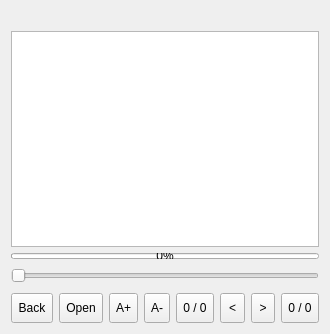
Old version of the form dlgreader.ui in the repository ic005k/Knot-Legacy.
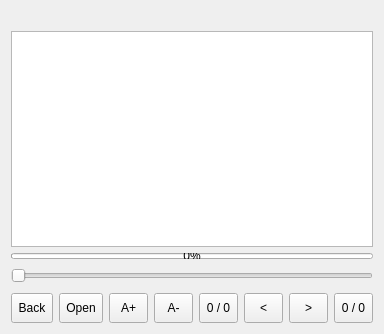
New version of the form. Icons and pictures are not drawn.

Patch:
```diff
--- a/dlgreader.ui
+++ b/dlgreader.ui
@@ -6,7 +6,7 @@
    <rect>
     <x>0</x>
     <y>0</y>
-    <width>330</width>
+    <width>384</width>
     <height>334</height>
    </rect>
   </property>
@@ -219,6 +219,9 @@
          <height>25</height>
         </size>
        </property>
+       <property name="toolButtonStyle">
+        <enum>Qt::ToolButtonTextOnly</enum>
+       </property>
       </widget>
      </item>
      <item>
@@ -248,6 +251,9 @@
          <height>25</height>
         </size>
        </property>
+       <property name="toolButtonStyle">
+        <enum>Qt::ToolButtonTextOnly</enum>
+       </property>
       </widget>
      </item>
      <item>
@@ -273,12 +279,12 @@
        </property>
        <property name="iconSize">
         <size>
-         <width>16</width>
-         <height>16</height>
+         <width>25</width>
+         <height>12</height>
         </size>
        </property>
        <property name="toolButtonStyle">
-        <enum>Qt::ToolButtonTextUnderIcon</enum>
+        <enum>Qt::ToolButtonTextOnly</enum>
        </property>
       </widget>
      </item>
@@ -309,6 +315,9 @@
          <height>25</height>
         </size>
        </property>
+       <property name="toolButtonStyle">
+        <enum>Qt::ToolButtonTextOnly</enum>
+       </property>
       </widget>
      </item>
      <item>
@@ -338,6 +347,9 @@
          <height>25</height>
         </size>
        </property>
+       <property name="toolButtonStyle">
+        <enum>Qt::ToolButtonTextOnly</enum>
+       </property>
       </widget>
      </item>
      <item>
@@ -364,11 +376,11 @@
        <property name="iconSize">
         <size>
          <width>25</width>
-         <height>16</height>
+         <height>12</height>
         </size>
        </property>
        <property name="toolButtonStyle">
-        <enum>Qt::ToolButtonTextUnderIcon</enum>
+        <enum>Qt::ToolButtonTextOnly</enum>
        </property>
       </widget>
      </item>
```
Left out of the diff: 6 changed lines with no effect on the pictures.
